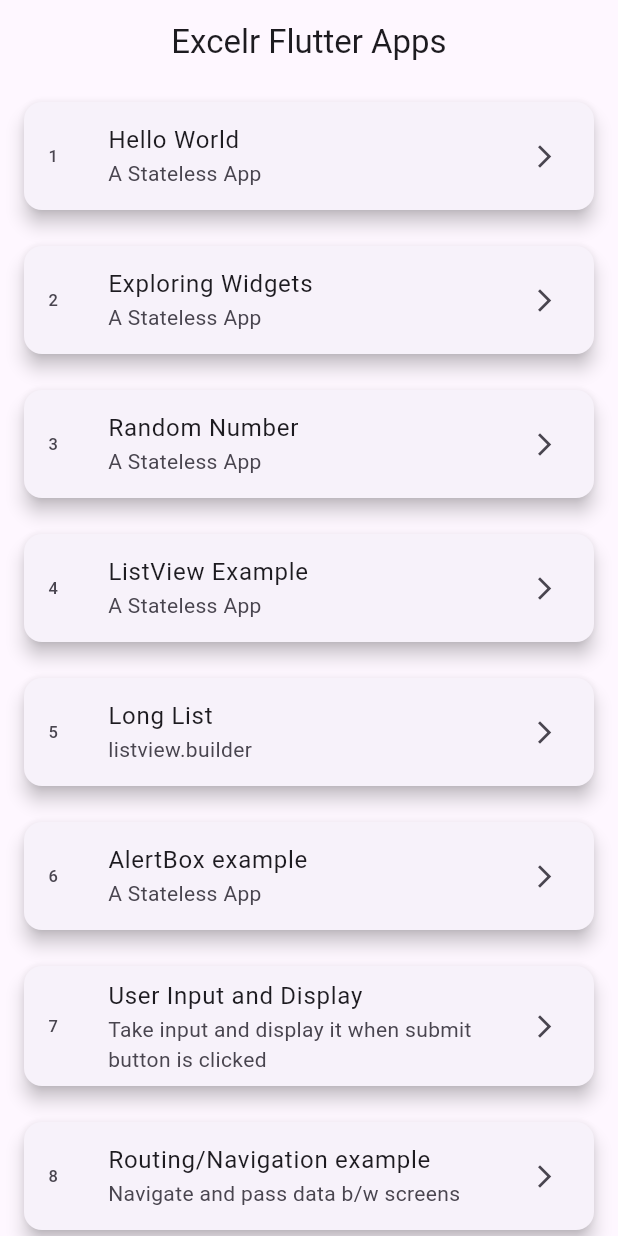
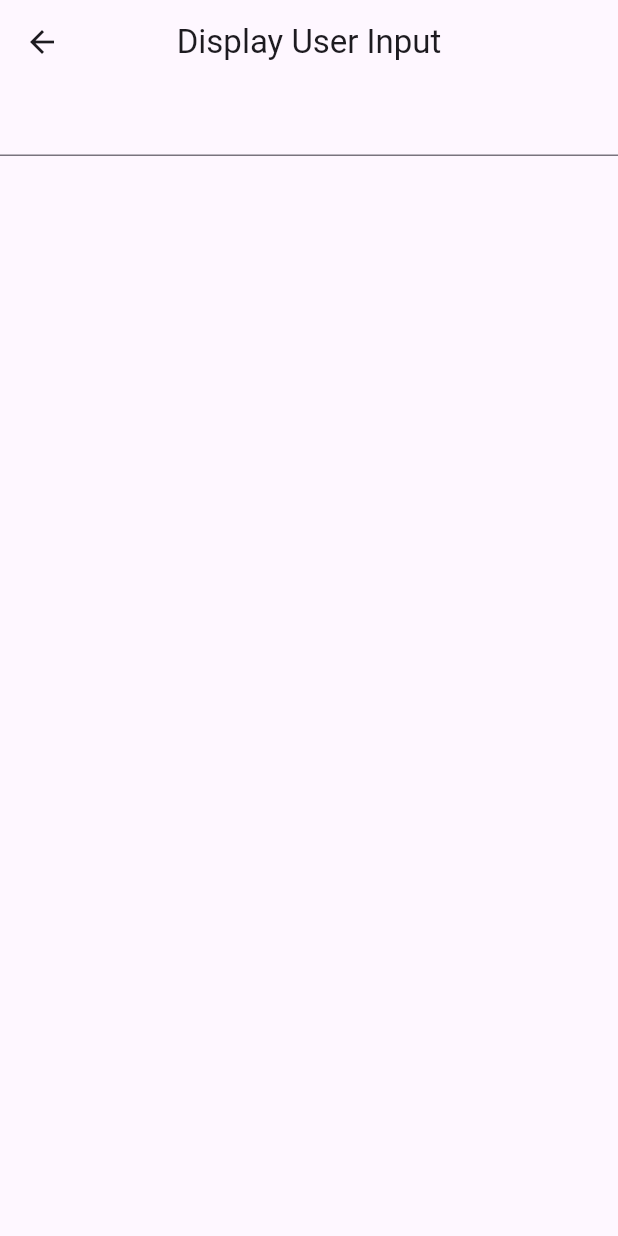
Before and after one commit to Rahullkumr/excelrflutter, a Flutter app: the screen it shows after launch, after a tap on an icon or button, on a phone screen of 412 x 824 dp. Run offline on Flutter 3.47's test engine with Material 3 defaults, Android fonts, the phone set to English and light mode, and no system bars; our stand-ins replace rflutter_alert.

Commit message:
Add User Input and Display functionality

```diff
--- a/lib/apps_list.dart
+++ b/lib/apps_list.dart
@@ -5,6 +5,7 @@ import 'package:myapp/hello_world.dart';
 import 'package:myapp/longlist.dart';
 import 'package:myapp/mylistview.dart';
 import 'package:myapp/random_num.dart';
+import 'package:myapp/user_inp_disp.dart';
 
 class AppsList extends StatelessWidget {
   const AppsList({super.key});
@@ -96,7 +97,14 @@ class AppsList extends StatelessWidget {
               child: getCard("6", "AlertBox example", "A Stateless App"),
             ),
             TextButton(
-              onPressed: () {},
+              onPressed: () {
+                Navigator.push(
+                  context,
+                  MaterialPageRoute(builder: (context) {
+                    return const UserInp();
+                  }),
+                );
+              },
               child: getCard("7", "User Input and Display",
                   "Take input and display it when submit button is clicked"),
             ),
--- a/lib/user_inp_disp.dart
+++ b/lib/user_inp_disp.dart
@@ -1,30 +1,37 @@
-StatelessWidget user_inp_disp() {
-  return Container(
-    width: 300,
-    height: 50,
-    child: Row(
+import 'package:flutter/material.dart';
+import 'package:flutter/services.dart';
+
+class UserInp extends StatefulWidget {
+  const UserInp({super.key});
+
+  @override
+  State<UserInp> createState() => _UserInpState();
+}
+
+class _UserInpState extends State<UserInp> {
+  TextEditingController inputController = TextEditingController();
+
+  @override
+  Widget build(BuildContext context) {
+    return Scaffold(
+      appBar: AppBar(
+        title: const Text("Display User Input"),
+        centerTitle: true,
+      ),
+      body: Column(
         children: [
-        Container(
-          width: 50,
-          height: 50,
-          child: Icon(
-            Icons.person,
-            color: Colors.white,
-          ),
-        ),
-        Container(
-          width: 250,
-          height: 50,
+          Row(
+            children: [
+              Expanded(
                 child: TextField(
-            decoration: InputDecoration(
-              hintText: 'Username',
-              hintStyle: TextStyle(
-                color: Colors.white,
-              ),
-            ),
+                  controller: inputController,
                 ),
               ),
             ],
           ),
+          const SizedBox(height: 20,)
+        ],
+      ),
     );
   }
+}
```
Lines whose indentation alone changed are shown as unchanged.
